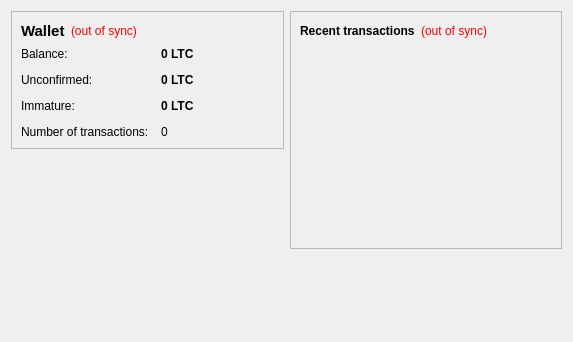
First picture: the form in src/qt/forms/overviewpage.ui, repository psdgithub/bitcoin, before the edit.
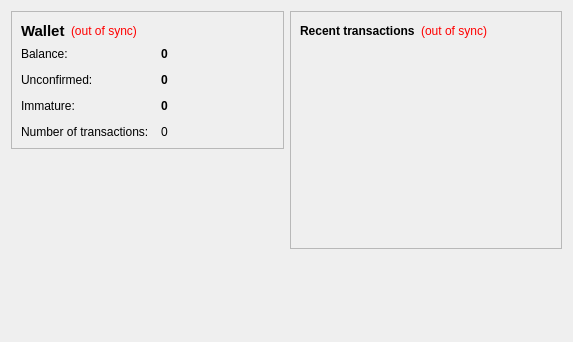
Second picture: the form after the edit.

What changed in the file:
```diff
--- a/src/qt/forms/overviewpage.ui
+++ b/src/qt/forms/overviewpage.ui
@@ -105,7 +105,7 @@
              <string>Your current balance</string>
             </property>
             <property name="text">
-             <string notr="true">0 LTC</string>
+             <string notr="true">0 </string>
             </property>
             <property name="textInteractionFlags">
              <set>Qt::LinksAccessibleByMouse|Qt::TextSelectableByKeyboard|Qt::TextSelectableByMouse</set>
@@ -134,7 +134,7 @@
              <string>Total of transactions that have yet to be confirmed, and do not yet count toward the current balance</string>
             </property>
             <property name="text">
-             <string notr="true">0 LTC</string>
+             <string notr="true">0 </string>
             </property>
             <property name="textInteractionFlags">
              <set>Qt::LinksAccessibleByMouse|Qt::TextSelectableByKeyboard|Qt::TextSelectableByMouse</set>
@@ -177,7 +177,7 @@
              <string>Mined balance that has not yet matured</string>
             </property>
             <property name="text">
-             <string notr="true">0 LTC</string>
+             <string notr="true">0 </string>
             </property>
             <property name="textInteractionFlags">
              <set>Qt::LinksAccessibleByMouse|Qt::TextSelectableByKeyboard|Qt::TextSelectableByMouse</set>
```
